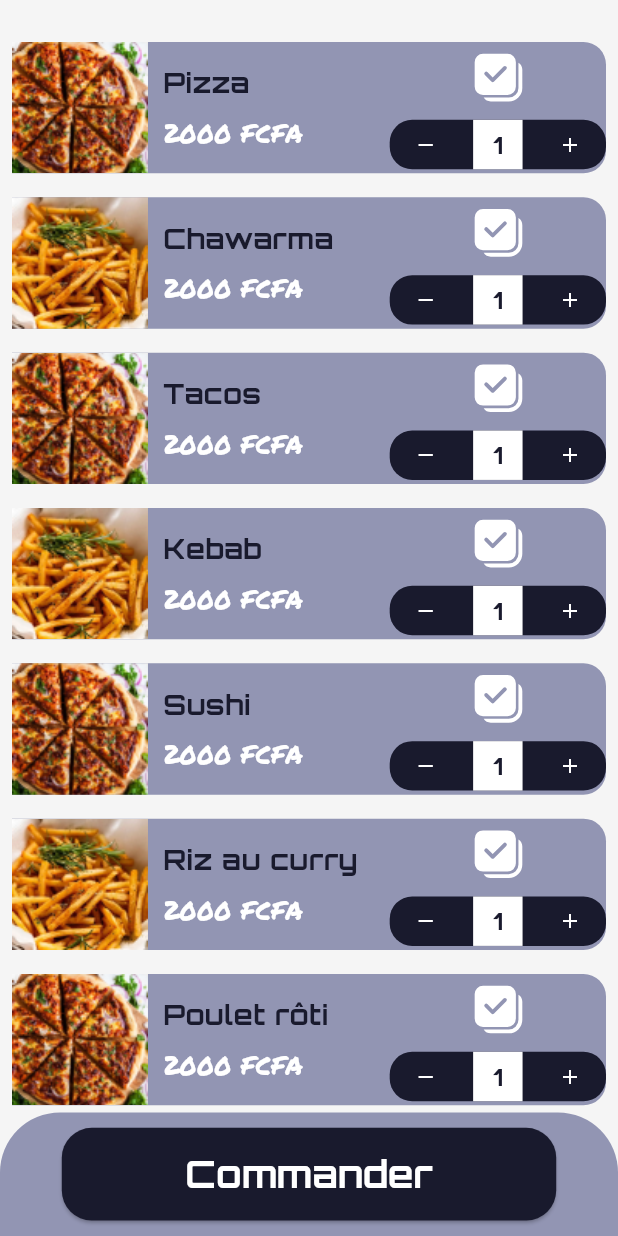
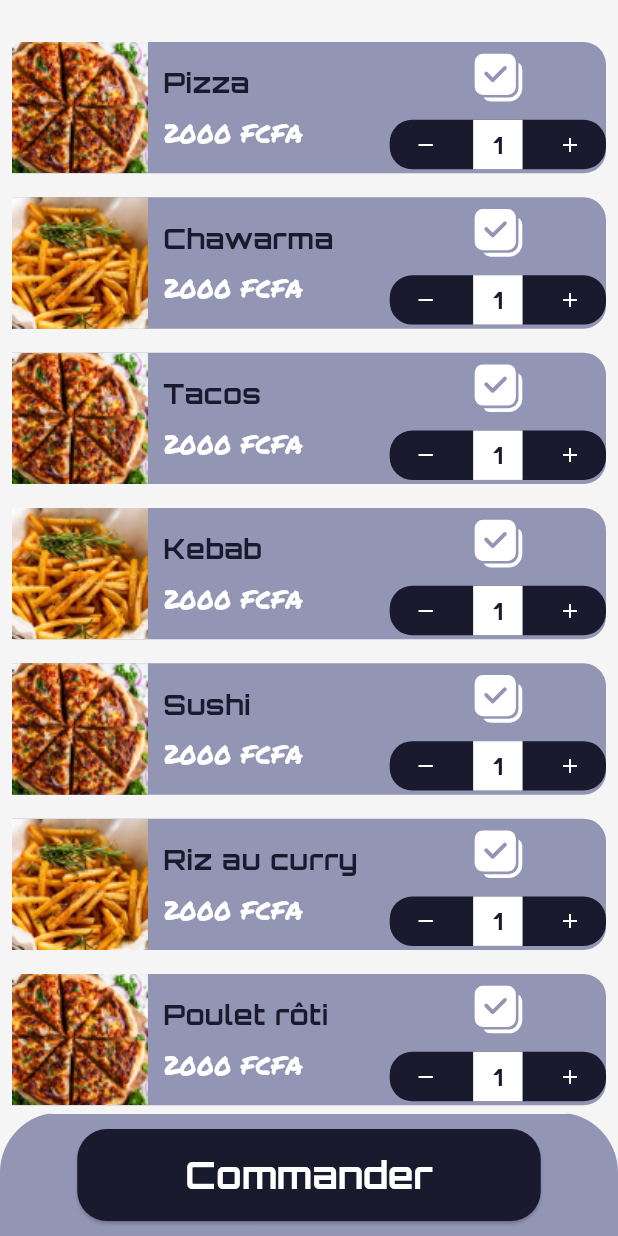
Before and after one commit to hdlcp/H.M-Coiffure, a Flutter app: the FoodOrderScreen screen opened by its route, on a phone screen of 412 x 824 dp. Run offline on Flutter 3.47's test engine with Material 3 defaults, Android fonts, the phone set to English and light mode, and no system bars; our stand-ins replace flutter_spinkit, flutter_svg.

Commit message:
frontend OK

```diff
--- a/lib/screens/food_order_screen.dart
+++ b/lib/screens/food_order_screen.dart
@@ -201,25 +201,32 @@ class _FoodOrderScreenState extends State<FoodOrderScreen> {
   }
 
   Widget _buildBottomBar({required double screenWidth}) {
-    return Container(
+    return ClipRRect(
+      borderRadius: const BorderRadius.only(
+        topLeft: Radius.circular(40),
+        topRight: Radius.circular(40),
+      ),
+      child: Container(
         width: double.infinity,
         height: screenWidth * 0.2,
-      decoration: const BoxDecoration(
-        color: Color(0xFF9295B3),
-        borderRadius: BorderRadius.only(
-          topLeft: Radius.circular(40),
-          topRight: Radius.circular(40),
+        decoration: BoxDecoration(
+          color: const Color(0xFF9295B3),
+          border: Border(
+            top: BorderSide(
+              color: Colors.white, // Bordure blanche
+              width: 1.0, // Épaisseur de la bordure
+            ),
           ),
         ),
         padding: const EdgeInsets.symmetric(horizontal: 12, vertical: 10),
         child: Center(
           child: ElevatedButton(
             onPressed: () {
-            // Action pour "Commander"
+              Navigator.pushNamed(context, '/welcome');
             },
             style: ElevatedButton.styleFrom(
-            backgroundColor: Color(0xFF191A2D),
-            minimumSize: Size(screenWidth * 0.8, screenWidth * 0.15),
+              backgroundColor: const Color(0xFF191A2D),
+              minimumSize: Size(screenWidth * 0.75, screenWidth * 0.15),
               shape: RoundedRectangleBorder(
                 borderRadius: BorderRadius.circular(20),
               ),
@@ -235,6 +242,7 @@ class _FoodOrderScreenState extends State<FoodOrderScreen> {
             ),
           ),
         ),
+      ),
     );
   }
 }
```
Lines whose indentation alone changed are shown as unchanged.
